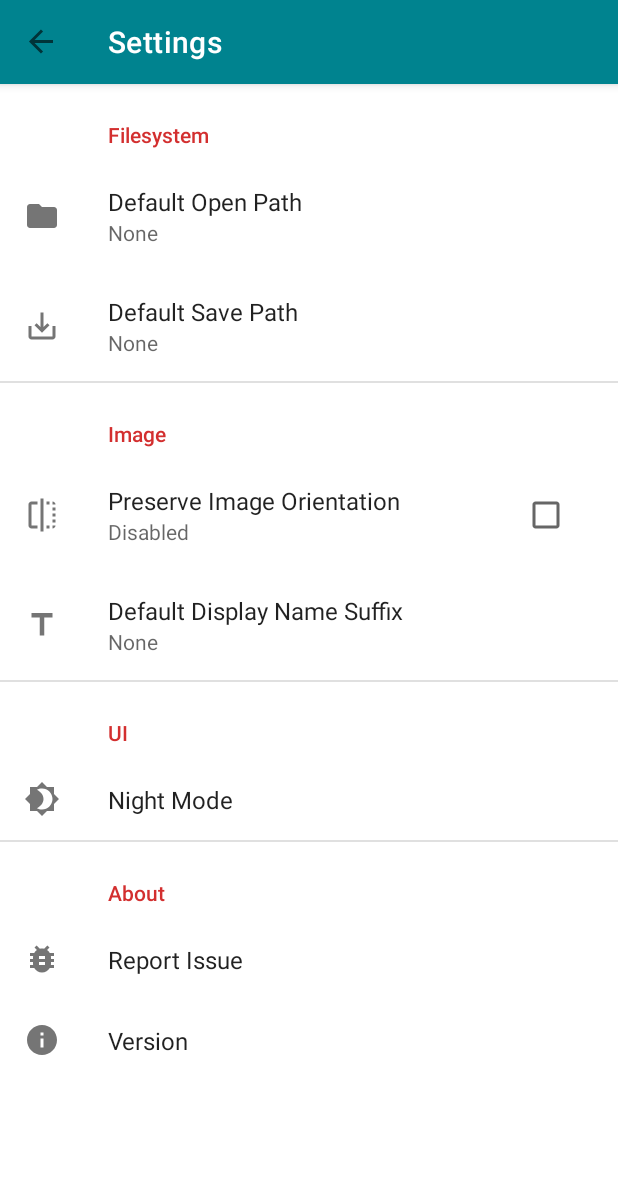
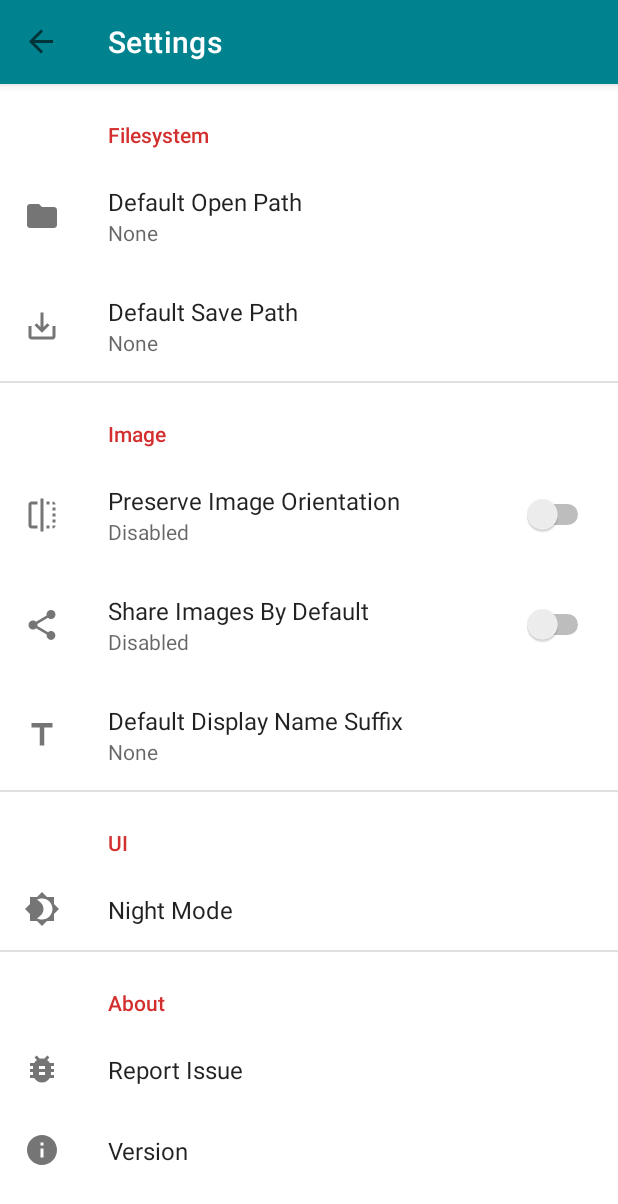
Before and after one commit to Tommy-Geenexus/exif-eraser, an Android app: the SettingsFragment screen opened through its navigation route, on a phone screen of 412 x 824 dp. Shown: the top 1204 px of the screen. Run offline under Robolectric (Android 15) with nearby library versions, the phone set to English and light mode, and no system bars; our stand-ins replace Timber, androidx.preference, navigation-ui; libraries missing offline, so code that uses them is left out: org.apache.commons; 6 statements that could not run were skipped.

Commit message:
Add the ability to share images by default This fixes https://github.com/Tommy-Geenexus/exif-eraser/issues/4

```diff
--- a/app/src/main/java/com/none/tom/exiferaser/data/ImageRepository.kt
+++ b/app/src/main/java/com/none/tom/exiferaser/data/ImageRepository.kt
@@ -26,11 +26,11 @@ import androidx.annotation.WorkerThread
 import com.none.tom.exiferaser.EMPTY_STRING
 import com.none.tom.exiferaser.MIME_TYPE_JPEG
 import com.none.tom.exiferaser.reactive.images.EmptySelection
+import com.none.tom.exiferaser.reactive.images.ImageModifyResult
+import com.none.tom.exiferaser.reactive.images.ImageSaveResult
 import com.none.tom.exiferaser.reactive.images.ImageSelection
 import com.none.tom.exiferaser.reactive.images.ImagesSelection
 import com.none.tom.exiferaser.reactive.images.Selection
-import com.none.tom.exiferaser.reactive.images.ImageModifyResult
-import com.none.tom.exiferaser.reactive.images.ImageSaveResult
 import kotlinx.coroutines.CoroutineDispatcher
 import kotlinx.coroutines.withContext
 import org.apache.commons.imaging.Imaging
--- a/app/src/main/java/com/none/tom/exiferaser/data/SharedPrefsDelegate.kt
+++ b/app/src/main/java/com/none/tom/exiferaser/data/SharedPrefsDelegate.kt
@@ -32,4 +32,5 @@ interface SharedPrefsDelegate {
     fun getDefaultSavePathSummary(): String
     fun shouldPreserveImageOrientation(): Boolean
     fun putPreserveImageOrientation(preserveOrientation: Boolean)
+    fun shouldShareImagesByDefault(): Boolean
 }
--- a/app/src/main/java/com/none/tom/exiferaser/data/SharedPrefsRepository.kt
+++ b/app/src/main/java/com/none/tom/exiferaser/data/SharedPrefsRepository.kt
@@ -149,6 +149,10 @@ class SharedPrefsRepository(
         }
     }
 
+    override fun shouldShareImagesByDefault(): Boolean {
+        return defaultSharedPrefs.getBoolean(context.getString(R.string.key_image_share_by_default), false)
+    }
+
     fun getDefaultDisplayNameSuffix(): String {
         return defaultSharedPrefs.getString(
             context.getString(R.string.key_default_display_name_suffix),
--- a/app/src/main/java/com/none/tom/exiferaser/ui/settings/SettingsFragment.kt
+++ b/app/src/main/java/com/none/tom/exiferaser/ui/settings/SettingsFragment.kt
@@ -25,12 +25,12 @@ import android.view.View
 import androidx.activity.result.contract.ActivityResultContracts.OpenDocumentTree
 import androidx.appcompat.app.AppCompatDelegate
 import androidx.fragment.app.activityViewModels
-import androidx.preference.CheckBoxPreference
 import androidx.preference.EditTextPreference
 import androidx.preference.ListPreference
 import androidx.preference.Preference
 import androidx.preference.PreferenceCategory
 import androidx.preference.PreferenceFragmentCompat
+import androidx.preference.SwitchPreference
 import com.none.tom.exiferaser.R
 import com.none.tom.exiferaser.URL_ISSUE
 import com.none.tom.exiferaser.data.ImageRepository
@@ -77,7 +77,7 @@ class SettingsFragment : PreferenceFragmentCompat() {
     private val viewUrl = registerForActivityResult(ViewUrl()) {}
     private var defaultOpenPathPreference: ImageButtonPreference? = null
     private var defaultSavePathPreference: ImageButtonPreference? = null
-    private var imageOrientationPreference: CheckBoxPreference? = null
+    private var imageOrientationPreference: SwitchPreference? = null
     private var defaultDisplayNameSuffixPreference: EditTextPreference? = null
     private var nightModePreference: ListPreference? = null
 
@@ -122,7 +122,7 @@ class SettingsFragment : PreferenceFragmentCompat() {
             }
             defaultSavePathPreference = preference
         }
-        findPreference<CheckBoxPreference>(getString(R.string.key_image_orientation))?.let { preference ->
+        findPreference<SwitchPreference>(getString(R.string.key_image_orientation))?.let { preference ->
             preference.setOnPreferenceChangeListener { _, newValue ->
                 viewModel.putPreserveImageOrientation(newValue as Boolean)
                 true
--- /dev/null
+++ b/app/src/main/res/drawable/ic_share_image_by_default.xml
@@ -0,0 +1,9 @@
+<vector xmlns:android="http://schemas.android.com/apk/res/android"
+    android:width="24dp"
+    android:height="24dp"
+    android:viewportHeight="24"
+    android:viewportWidth="24">
+    <path
+        android:fillColor="?attr/colorDrawable"
+        android:pathData="M18,16.08c-0.76,0 -1.44,0.3 -1.96,0.77L8.91,12.7c0.05,-0.23 0.09,-0.46 0.09,-0.7s-0.04,-0.47 -0.09,-0.7l7.05,-4.11c0.54,0.5 1.25,0.81 2.04,0.81 1.66,0 3,-1.34 3,-3s-1.34,-3 -3,-3 -3,1.34 -3,3c0,0.24 0.04,0.47 0.09,0.7L8.04,9.81C7.5,9.31 6.79,9 6,9c-1.66,0 -3,1.34 -3,3s1.34,3 3,3c0.79,0 1.5,-0.31 2.04,-0.81l7.12,4.16c-0.05,0.21 -0.08,0.43 -0.08,0.65 0,1.61 1.31,2.92 2.92,2.92 1.61,0 2.92,-1.31 2.92,-2.92s-1.31,-2.92 -2.92,-2.92z" />
+</vector>
--- a/app/src/main/res/values/strings.xml
+++ b/app/src/main/res/values/strings.xml
@@ -29,6 +29,7 @@
     <string name="image_modified" tools:ignore="PluralsCandidate">Modified %d image</string>
     <string name="image_orientation">Preserve Image Orientation</string>
     <string name="image_save_failed">Failed to save image</string>
+    <string name="image_share_by_default">Share Images By Default</string>
     <string name="image_skipped" tools:ignore="PluralsCandidate">Skipped %d image</string>
 
     <string name="images">Images</string>
@@ -43,6 +44,7 @@
     <string name="key_default_path_save" translatable="false">default_path_save</string>
     <string name="key_file_system" translatable="false">file_system</string>
     <string name="key_image_orientation" translatable="false">image_orientation</string>
+    <string name="key_image_share_by_default">image_share_by_default</string>
     <string name="key_night_mode" translatable="false">night_mode</string>
     <string name="key_version" translatable="false">version</string>
 
--- a/app/src/main/res/xml/settings.xml
+++ b/app/src/main/res/xml/settings.xml
@@ -15,12 +15,19 @@
     </PreferenceCategory>
 
     <PreferenceCategory app:title="@string/image">
-        <CheckBoxPreference
+        <SwitchPreference
             app:icon="@drawable/ic_flip"
             app:key="@string/key_image_orientation"
             app:summaryOff="@string/disabled"
             app:summaryOn="@string/enabled"
             app:title="@string/image_orientation" />
+
+        <SwitchPreference
+            app:icon="@drawable/ic_share_image_by_default"
+            app:key="@string/key_image_share_by_default"
+            app:summaryOff="@string/disabled"
+            app:summaryOn="@string/enabled"
+            app:title="@string/image_share_by_default" />
 
         <com.none.tom.exiferaser.ui.settings.TextInputEditTextPreference
             app:dialogTitle="@string/default_display_name_suffix"
```
Also changed, not shown: app/src/main/java/com/none/tom/exiferaser/ui/images/ImagesFragment.kt (+21 -6 lines).
